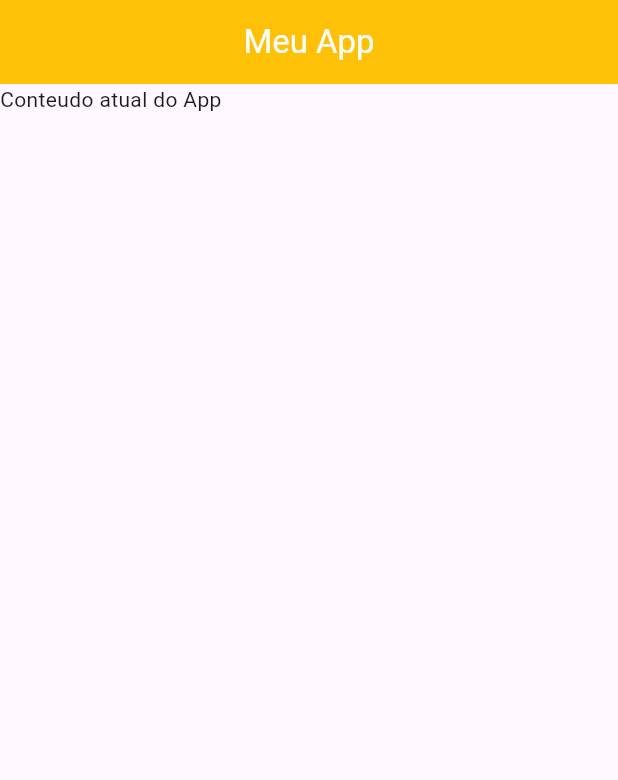
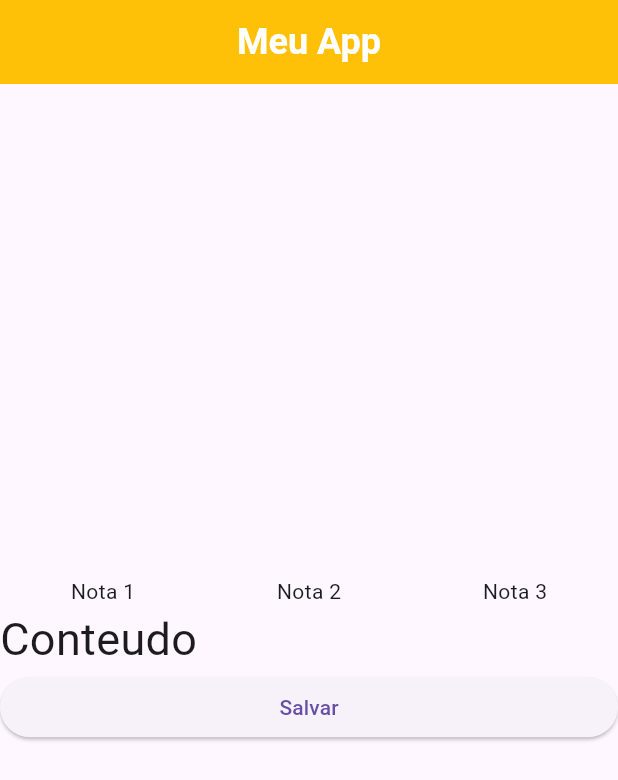
Before and after one commit to Juan0500/App1ProgMobileI, a Flutter app: the screen it shows after launch, on a phone screen of 412 x 824 dp. Shown: the top 780 px of the screen. Run offline on Flutter 3.47's test engine with Material 3 defaults, Android fonts, the phone set to English and light mode, and no system bars.

Commit message:
Segunda clase

```diff
--- a/lib/main.dart
+++ b/lib/main.dart
@@ -13,12 +13,32 @@ class aplicativo extends StatelessWidget {
       debugShowCheckedModeBanner: false,
       home: Scaffold(
         appBar: AppBar(
-          title: Text("Meu App"),
+          title: Text("Meu App", style: TextStyle(fontSize: 24, fontWeight: FontWeight.bold),),
           centerTitle:true,
           backgroundColor: Colors.amber,
           foregroundColor: Colors.white,
         ),
-        body: Text("Conteudo atual do App"),
+        // body: Center(child: Text("Conteudo atual do App", style: TextStyle(fontSize: 18),))
+        // body: ElevatedButton(onPressed: (){}, child: Text("Salvar")),
+        body: Container(
+          width: double.infinity,
+          child: Column(
+            mainAxisAlignment: MainAxisAlignment.center,
+            crossAxisAlignment: CrossAxisAlignment.stretch,
+            children: [
+              Row(
+                children: [
+                  Text("Nota 1"),
+                  Text("Nota 2"),
+                  Text("Nota 3")
+                ],
+                mainAxisAlignment: MainAxisAlignment.spaceAround,
+              ),
+              Text("Conteudo", style: TextStyle(fontSize: 30),),
+              ElevatedButton(onPressed: (){}, child: Text("Salvar")),
+            ],
+          ),
+        ),
       ),
     );
   }
```
